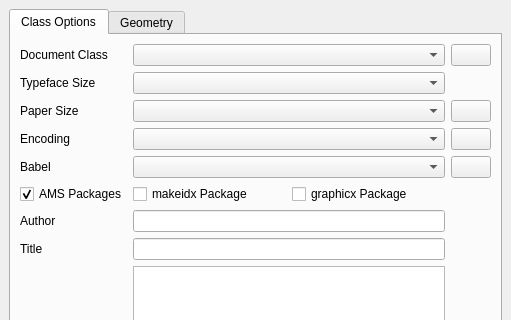
Before: the Qt Designer form src/quickdocumentdialog.ui in texstudio-org/texstudio, drawn with Qt 5; both pictures show x 0 to 511 and y 0 to 320 of the 511 by 513 pixel window.
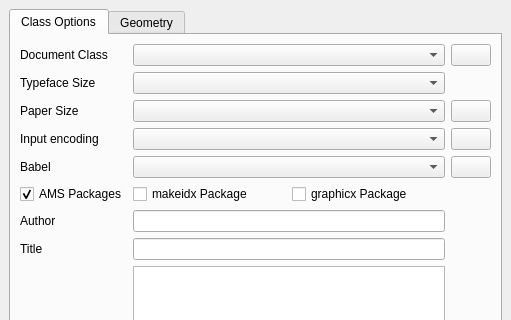
After: the same form once the commit is applied. Icons and pictures are not drawn.

Commit message:
Rename Encoding to Input encoding in the Quick Start dialog
This makes a clear distinction with font encoding.

The edit to the form file:
```diff
--- a/src/quickdocumentdialog.ui
+++ b/src/quickdocumentdialog.ui
@@ -186,7 +186,7 @@
             </sizepolicy>
            </property>
            <property name="text">
-            <string>Encoding</string>
+            <string>Input encoding</string>
            </property>
           </widget>
          </item>
```
Left out of the diff: 6 changed lines with no effect on the pictures. The commit also changes 2 other files.
